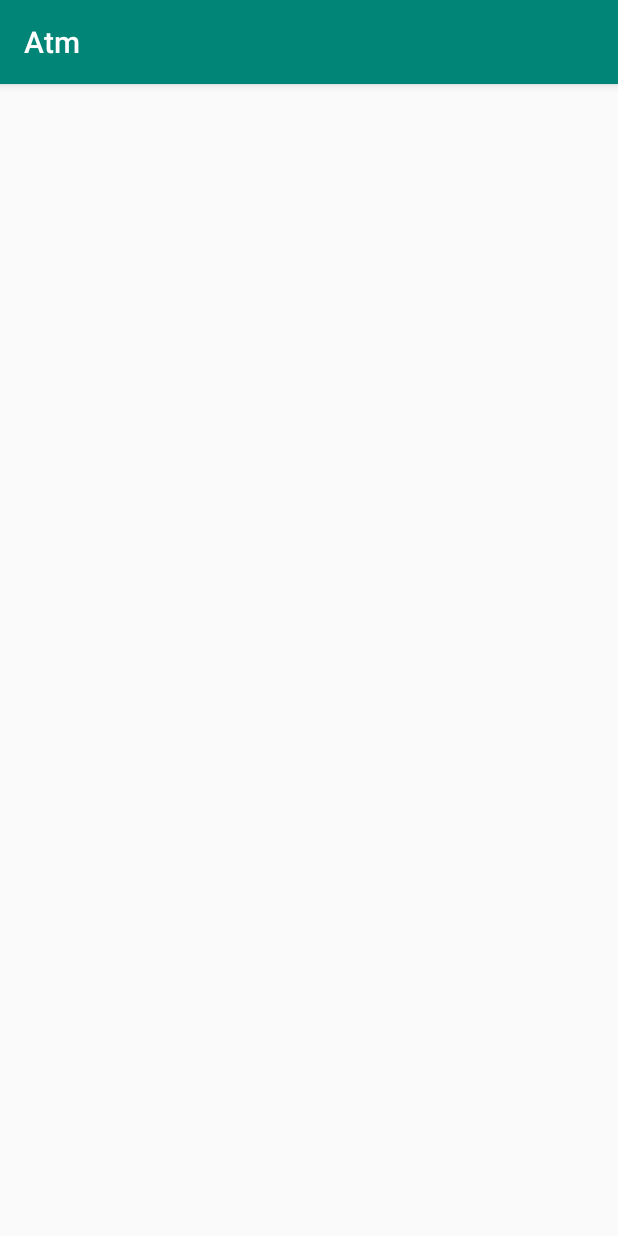
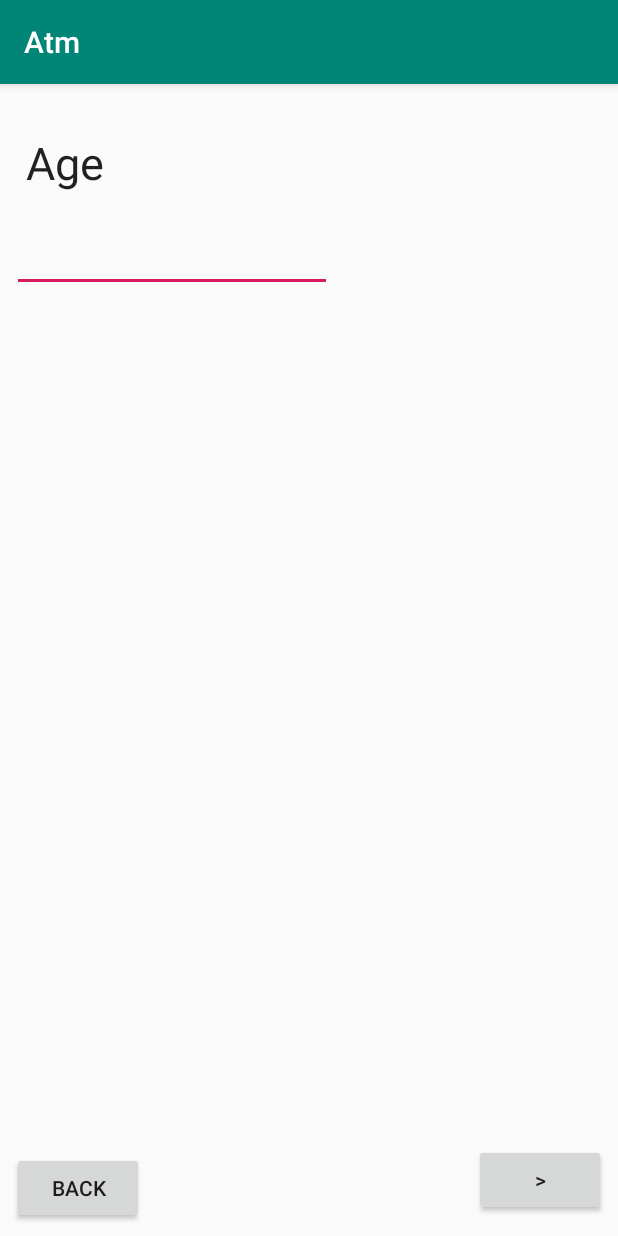
Before and after one commit to holly199975/Atm, an Android app: the AgeActivity screen opened directly, with no data from a screen before it, on a phone screen of 412 x 824 dp. Run offline under Robolectric (Android 15) with nearby library versions, the phone set to English and light mode, and no system bars.

```diff
--- a/app/src/main/res/layout/activity_age.xml
+++ b/app/src/main/res/layout/activity_age.xml
@@ -6,4 +6,52 @@
     android:layout_height="match_parent"
     tools:context=".AgeActivity">
 
+    <TextView
+        android:id="@+id/textView4"
+        android:layout_width="96dp"
+        android:layout_height="45dp"
+        android:layout_marginTop="32dp"
+        android:text="Age"
+        android:textAppearance="@style/TextAppearance.AppCompat.Large"
+        android:textSize="30sp"
+        app:layout_constraintEnd_toEndOf="parent"
+        app:layout_constraintHorizontal_bias="0.055"
+        app:layout_constraintStart_toStartOf="parent"
+        app:layout_constraintTop_toTopOf="parent" />
+
+    <EditText
+        android:id="@+id/ed_age"
+        android:layout_width="wrap_content"
+        android:layout_height="wrap_content"
+        android:layout_marginStart="8dp"
+        android:layout_marginLeft="8dp"
+        android:layout_marginTop="16dp"
+        android:ems="10"
+        android:inputType="numberDecimal"
+        app:layout_constraintStart_toStartOf="parent"
+        app:layout_constraintTop_toBottomOf="@+id/textView4" />
+
+    <Button
+        android:id="@+id/button4"
+        android:layout_width="wrap_content"
+        android:layout_height="wrap_content"
+        android:layout_marginEnd="8dp"
+        android:layout_marginRight="8dp"
+        android:layout_marginBottom="13dp"
+        android:onClick="next"
+        android:text=">"
+        app:layout_constraintBottom_toBottomOf="parent"
+        app:layout_constraintEnd_toEndOf="parent" />
+
+    <Button
+        android:id="@+id/button7"
+        android:layout_width="wrap_content"
+        android:layout_height="wrap_content"
+        android:layout_marginStart="8dp"
+        android:layout_marginLeft="8dp"
+        android:layout_marginBottom="8dp"
+        android:onClick="back"
+        android:text="back"
+        app:layout_constraintBottom_toBottomOf="parent"
+        app:layout_constraintStart_toStartOf="parent" />
 </android.support.constraint.ConstraintLayout>
--- a/app/src/main/res/layout/activity_nickname.xml
+++ b/app/src/main/res/layout/activity_nickname.xml
@@ -47,4 +47,5 @@
         android:text=">"
         app:layout_constraintBottom_toBottomOf="parent"
         app:layout_constraintEnd_toEndOf="parent" />
+
 </android.support.constraint.ConstraintLayout>
```
Also changed, not shown: app/src/main/java/com/holly/atm/AgeActivity.java (+17 -0 lines), app/src/main/java/com/holly/atm/GenderActivity.java (+18 -0 lines), app/src/main/java/com/holly/atm/LoginActivity.java (+4 -4 lines), app/src/main/java/com/holly/atm/MainActivity.java (+4 -11 lines), app/src/main/java/com/holly/atm/NicknameActivity.java (+16 -0 lines), app/src/main/res/layout/activity_gender.xml (+49 -0 lines).
